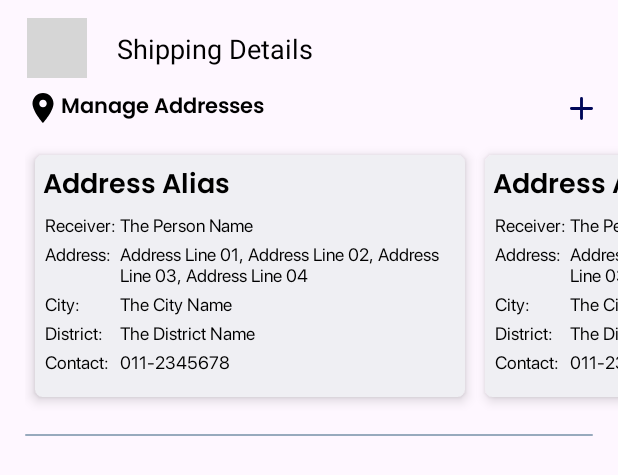
After one commit to IsuruPD/VirtuMart_App, an Android app: the layout fragment_shipping_details_management.xml on its own in the app's theme, with its tools: preview values and no code run, on a phone screen of 412 x 824 dp. The commit adds this screen. Shown: the top 475 px of the screen. Run offline under Robolectric (Android 15) with nearby library versions, the phone set to English and light mode, and no system bars; grey boxes are pictures that could not be loaded.

Commit message:
User Shipping Details Management

```diff
--- a/app/src/main/java/com/unitytests/virtumarttest/fragments/shopping/ProfileFragment.kt
+++ b/app/src/main/java/com/unitytests/virtumarttest/fragments/shopping/ProfileFragment.kt
@@ -55,7 +55,7 @@ class ProfileFragment: Fragment() {
             findNavController().navigate(action)
         }
         binding.layoutShippingUserOptions.setOnClickListener{
-            findNavController().navigate(R.id.action_profileFragment_to_shippingDetailsFragment)
+            findNavController().navigate(R.id.action_profileFragment_to_shippingAddressManagementFragment)
         }
         binding.Logout.setOnClickListener{
             viewModel.logout()
--- /dev/null
+++ b/app/src/main/res/layout/fragment_shipping_details_management.xml
@@ -0,0 +1,127 @@
+<?xml version="1.0" encoding="utf-8"?>
+<androidx.core.widget.NestedScrollView xmlns:android="http://schemas.android.com/apk/res/android"
+    xmlns:app="http://schemas.android.com/apk/res-auto"
+    xmlns:tools="http://schemas.android.com/tools"
+    android:layout_width="match_parent"
+    android:layout_height="match_parent"
+    android:fillViewport="true">
+
+    <androidx.constraintlayout.widget.ConstraintLayout
+        android:layout_width="match_parent"
+        android:layout_height="match_parent">
+
+        <androidx.appcompat.widget.Toolbar
+            android:id="@+id/toolbarManageShipping"
+            android:layout_width="match_parent"
+            android:layout_height="60dp"
+            app:layout_constraintEnd_toEndOf="parent"
+            app:layout_constraintStart_toStartOf="parent"
+            app:layout_constraintTop_toTopOf="parent">
+
+            <androidx.constraintlayout.widget.ConstraintLayout
+                android:layout_width="match_parent"
+                android:layout_height="match_parent">
+
+                <ImageView
+                    android:id="@+id/btnBackManageShippingView"
+                    android:layout_width="40dp"
+                    android:layout_height="40dp"
+                    android:layout_marginStart="2dp"
+                    android:layout_marginTop="3dp"
+                    android:elevation="1dp"
+                    android:padding="5dp"
+                    android:src="@drawable/ic_back_arrow"
+                    app:tint="@color/black"
+                    app:layout_constraintBottom_toBottomOf="parent"
+                    app:layout_constraintStart_toStartOf="parent"
+                    app:layout_constraintTop_toTopOf="parent"/>
+
+                <TextView
+                    android:id="@+id/txtTbTitleManageShippingView"
+                    android:layout_width="wrap_content"
+                    android:layout_height="wrap_content"
+                    android:layout_marginStart="20dp"
+                    android:text="Shipping Details"
+                    android:textColor="@color/black"
+                    android:textSize="18sp"
+                    app:layout_constraintBottom_toBottomOf="@+id/btnBackManageShippingView"
+                    app:layout_constraintStart_toEndOf="@id/btnBackManageShippingView"
+                    app:layout_constraintTop_toTopOf="@+id/btnBackManageShippingView" />
+            </androidx.constraintlayout.widget.ConstraintLayout>
+        </androidx.appcompat.widget.Toolbar>
+
+        <TextView
+            android:id="@+id/txtAddressManageShippingView"
+            android:layout_width="wrap_content"
+            android:layout_height="wrap_content"
+            android:fontFamily="@font/poppins_thin"
+            android:text="Manage Addresses"
+            android:textColor="@color/black"
+            android:textSize="14sp"
+            app:drawableLeftCompat="@drawable/ic_location_pin"
+            app:drawableTint="@color/black"
+            app:layout_constraintStart_toStartOf="@id/gdlnVLeftOrderView"
+            app:layout_constraintTop_toBottomOf="@+id/toolbarManageShipping" />
+
+        <ImageView
+            android:id="@+id/imgAddShippingAddressesManageShippingView"
+            android:layout_width="15dp"
+            android:layout_height="15dp"
+            android:src="@drawable/ic_add"
+            app:layout_constraintBottom_toBottomOf="@id/txtAddressManageShippingView"
+            app:layout_constraintEnd_toEndOf="@id/gdlnVRightOrderView"
+            app:layout_constraintTop_toTopOf="@id/txtAddressManageShippingView"
+            app:tint="@color/g_dark_blue" />
+
+        <FrameLayout
+            android:id="@+id/layoutShippingAddressesManageShippingView"
+            android:layout_width="0dp"
+            android:layout_height="wrap_content"
+            app:layout_constraintEnd_toEndOf="parent"
+            app:layout_constraintStart_toStartOf="@id/gdlnVLeftOrderView"
+            app:layout_constraintTop_toBottomOf="@id/txtAddressManageShippingView">
+
+            <androidx.recyclerview.widget.RecyclerView
+                android:id="@+id/rvShippingAddressesManageShippingView"
+                android:layout_width="wrap_content"
+                android:layout_height="wrap_content"
+                android:layout_marginTop="10dp"
+                android:orientation="horizontal"
+                app:layoutManager="androidx.recyclerview.widget.LinearLayoutManager"
+                tools:listitem="@layout/manage_shipping_addresses_recyclerview_items" />
+
+            <ProgressBar
+                android:id="@+id/prgbrShippingAddressesManageShippingView"
+                android:layout_width="wrap_content"
+                android:layout_height="wrap_content"
+                android:layout_gravity="center"
+                android:indeterminateTint="@color/g_blue"
+                android:visibility="gone"/>
+        </FrameLayout>
+
+        <View
+            android:id="@+id/separatorManageShipping"
+            android:layout_width="0dp"
+            android:layout_height="1dp"
+            android:layout_marginTop="15dp"
+            android:background="@drawable/white_background"
+            android:backgroundTint="@color/g_blue_gray200"
+            app:layout_constraintEnd_toEndOf="@id/gdlnVRightOrderView"
+            app:layout_constraintStart_toStartOf="@id/gdlnVLeftOrderView"
+            app:layout_constraintTop_toBottomOf="@id/layoutShippingAddressesManageShippingView" />
+
+        <androidx.constraintlayout.widget.Guideline
+            android:id="@+id/gdlnVLeftOrderView"
+            android:layout_width="wrap_content"
+            android:layout_height="wrap_content"
+            android:orientation="vertical"
+            app:layout_constraintGuide_percent="0.04" />
+
+        <androidx.constraintlayout.widget.Guideline
+            android:id="@+id/gdlnVRightOrderView"
+            android:layout_width="wrap_content"
+            android:layout_height="wrap_content"
+            android:orientation="vertical"
+            app:layout_constraintGuide_percent="0.96" />
+    </androidx.constraintlayout.widget.ConstraintLayout>
+</androidx.core.widget.NestedScrollView>
--- /dev/null
+++ b/app/src/main/res/layout/manage_shipping_addresses_recyclerview_items.xml
@@ -0,0 +1,158 @@
+<?xml version="1.0" encoding="utf-8"?>
+<androidx.cardview.widget.CardView xmlns:android="http://schemas.android.com/apk/res/android"
+    xmlns:tools="http://schemas.android.com/tools"
+    android:layout_width="300dp"
+    android:layout_height="180dp"
+    xmlns:app="http://schemas.android.com/apk/res-auto"
+    android:id="@+id/cardManageShipping"
+    app:cardElevation="5dp"
+    app:cardCornerRadius="5dp"
+    app:cardBackgroundColor="@color/dark_white_background"
+    app:cardUseCompatPadding="true"
+    >
+<!--Check if the card background colour suits. If not change it to white-->
+    <androidx.constraintlayout.widget.ConstraintLayout
+        android:layout_width="match_parent"
+        android:layout_height="match_parent"
+        android:layout_margin="5dp">
+
+        <TextView
+            android:id="@+id/txtAliasManageShipping"
+            android:layout_width="0dp"
+            android:layout_height="wrap_content"
+            android:fontFamily="@font/poppins_thin"
+            android:maxLines="1"
+            android:text="Address Alias"
+            android:textColor="@color/black"
+            android:textSize="18sp"
+            android:textStyle="bold"
+            app:layout_constraintStart_toStartOf="parent"
+            app:layout_constraintTop_toTopOf="parent" />
+
+        <LinearLayout
+            android:layout_width="275dp"
+            android:layout_height="120dp"
+            android:orientation="vertical"
+            app:layout_constraintStart_toStartOf="@id/txtAliasManageShipping"
+            app:layout_constraintTop_toBottomOf="@id/txtAliasManageShipping">
+
+            <LinearLayout
+                android:layout_width="wrap_content"
+                android:layout_height="wrap_content"
+                android:orientation="horizontal"
+                android:padding="1dp">
+
+                <TextView
+                    android:layout_width="50dp"
+                    android:layout_height="wrap_content"
+                    android:text="Receiver: "
+                    android:textColor="@color/black"
+                    android:textSize="12sp"
+                    android:fontFamily="@font/sf_pro_display" />
+
+                <TextView
+                    android:id="@+id/txtReceiverManageShipping"
+                    android:layout_width="wrap_content"
+                    android:layout_height="wrap_content"
+                    android:text="The Person Name"
+                    android:textColor="@color/black"
+                    android:textSize="12sp"
+                    android:fontFamily="@font/sf_pro_display" />
+            </LinearLayout>
+            <LinearLayout
+                android:layout_width="wrap_content"
+                android:layout_height="wrap_content"
+                android:orientation="horizontal"
+                android:padding="1dp">
+
+                <TextView
+                    android:layout_width="50dp"
+                    android:layout_height="wrap_content"
+                    android:text="Address: "
+                    android:textColor="@color/black"
+                    android:textSize="12sp"
+                    android:fontFamily="@font/sf_pro_display" />
+
+                <TextView
+                    android:id="@+id/txtAddressManageShipping"
+                    android:layout_width="wrap_content"
+                    android:layout_height="wrap_content"
+                    android:text="Address Line 01, Address Line 02, Address Line 03, Address Line 04 "
+                    android:textColor="@color/black"
+                    android:textSize="12sp"
+                    android:maxLines="3"
+                    android:fontFamily="@font/sf_pro_display" />
+            </LinearLayout>
+            <LinearLayout
+                android:layout_width="wrap_content"
+                android:layout_height="wrap_content"
+                android:orientation="horizontal"
+                android:padding="1dp">
+
+                <TextView
+                    android:layout_width="50dp"
+                    android:layout_height="wrap_content"
+                    android:text="City: "
+                    android:textColor="@color/black"
+                    android:textSize="12sp"
+                    android:fontFamily="@font/sf_pro_display" />
+
+                <TextView
+                    android:id="@+id/txtCityManageShipping"
+                    android:layout_width="wrap_content"
+                    android:layout_height="wrap_content"
+                    android:text="The City Name"
+                    android:textColor="@color/black"
+                    android:textSize="12sp"
+                    android:fontFamily="@font/sf_pro_display" />
+            </LinearLayout>
+            <LinearLayout
+                android:layout_width="wrap_content"
+                android:layout_height="wrap_content"
+                android:orientation="horizontal"
+                android:padding="1dp">
+
+                <TextView
+                    android:layout_width="50dp"
+                    android:layout_height="wrap_content"
+                    android:text="District: "
+                    android:textColor="@color/black"
+                    android:textSize="12sp"
+                    android:fontFamily="@font/sf_pro_display" />
+
+                <TextView
+                    android:id="@+id/txtDistrictManageShipping"
+                    android:layout_width="wrap_content"
+                    android:layout_height="wrap_content"
+                    android:text="The District Name"
+                    android:textColor="@color/black"
+                    android:textSize="12sp"
+                    android:fontFamily="@font/sf_pro_display" />
+            </LinearLayout>
+            <LinearLayout
+                android:layout_width="wrap_content"
+                android:layout_height="wrap_content"
+                android:orientation="horizontal"
+                android:padding="1dp">
+
+                <TextView
+                    android:layout_width="50dp"
+                    android:layout_height="wrap_content"
+                    android:text="Contact: "
+                    android:textColor="@color/black"
+                    android:textSize="12sp"
+                    android:fontFamily="@font/sf_pro_display" />
+
+                <TextView
+                    android:id="@+id/txtContactManageShipping"
+                    android:layout_width="wrap_content"
+                    android:layout_height="wrap_content"
+                    android:text="011-2345678"
+                    android:textColor="@color/black"
+                    android:textSize="12sp"
+                    android:fontFamily="@font/sf_pro_display" />
+            </LinearLayout>
+        </LinearLayout>
+    </androidx.constraintlayout.widget.ConstraintLayout>
+
+</androidx.cardview.widget.CardView>
```
Also changed, not shown: app/src/main/java/com/unitytests/virtumarttest/adapters/ShippingDetailsManageAdapter.kt (added, +60 -0 lines), app/src/main/java/com/unitytests/virtumarttest/fragments/manage/ShippingAddressManagementFragment.kt (+84 -1 lines), app/src/main/java/com/unitytests/virtumarttest/fragments/shopping/ShippingDetailsFragment.kt (+26 -2 lines), app/src/main/java/com/unitytests/virtumarttest/viewmodel/ShippingDetailsVM.kt (+61 -21 lines), app/src/main/res/navigation/shopping_navigation_graph.xml (+19 -4 lines).
